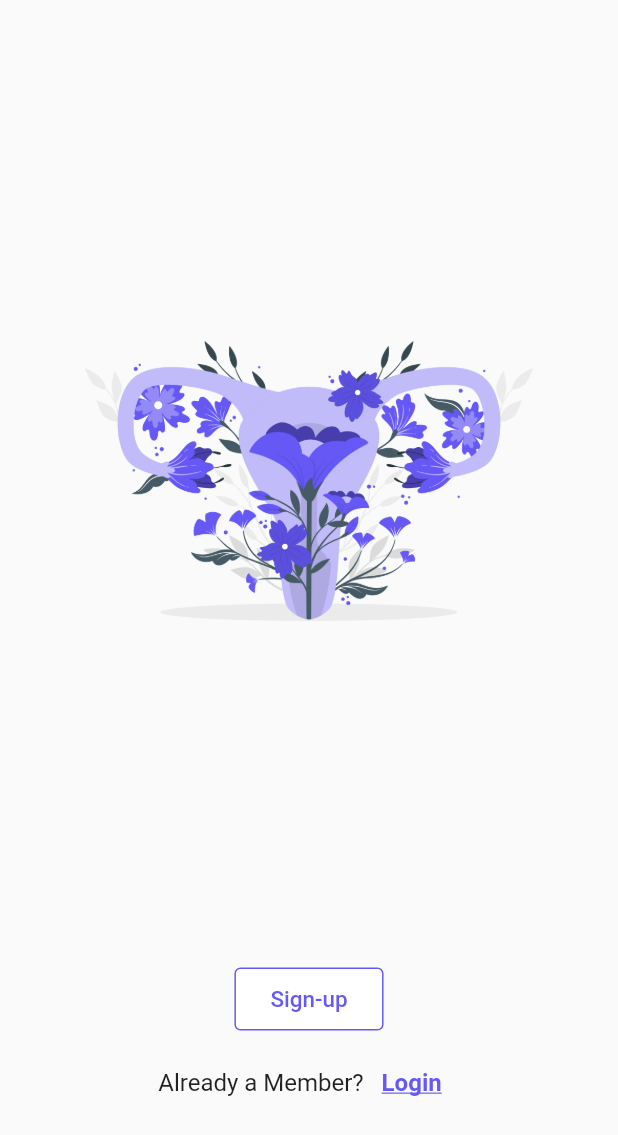
After one commit to ReshamPatkar/womenopedia1, a Flutter app: the screen it shows after launch, after a tap on "WOMEN-O-PEDIA", on a phone screen of 412 x 824 dp. The commit adds this screen. Shown: the top 1135 px of the screen. Run offline on Flutter 3.47's test engine with Material 2 defaults, Android fonts, the phone set to English and light mode, and no system bars; our stand-ins replace flutter_spinkit.

Commit message:
Logo Screen Added

```diff
--- a/lib/Screens/login_screen.dart
+++ b/lib/Screens/login_screen.dart
@@ -8,6 +8,7 @@ import 'package:womenopedia1/Widgets/button_tile.dart';
 import 'package:womenopedia1/Widgets/button_tile2.dart';
 
 import '../palette.dart';
+import 'logo_screen.dart';
 // import 'home_screen.dart';
 
 class LoginScreen extends StatefulWidget {
@@ -36,7 +37,11 @@ class _LoginScreenState extends State<LoginScreen> {
             child: Column(
       crossAxisAlignment: CrossAxisAlignment.stretch,
       children: [
-        Padding(
+        FlatButton(
+          onPressed: () {
+            Navigator.pushNamed(context, LogoScreen.id);
+          },
+          child: Padding(
             padding: const EdgeInsets.only(
               left: 16.0,
               right: 32.0,
@@ -72,6 +77,7 @@ class _LoginScreenState extends State<LoginScreen> {
                     )
                   ],
                 )),
+          ),
         ),
         Padding(
           padding: const EdgeInsets.all(16.0),
@@ -194,7 +200,9 @@ class _LoginScreenState extends State<LoginScreen> {
                       children: [
                         Text(
                           'No Account?',
-                          style: TextStyle(),
+                          style: TextStyle(
+                            fontSize: 16,
+                          ),
                         ),
                         TextButton(
                           onPressed: () {
--- /dev/null
+++ b/lib/Screens/logo_screen.dart
@@ -0,0 +1,72 @@
+import 'package:womenopedia1/Screens/login_screen.dart';
+
+import '';
+import 'package:flutter/cupertino.dart';
+import 'package:flutter/material.dart';
+import 'package:womenopedia1/Widgets/button_tile2.dart';
+import '../palette.dart';
+// import 'home_screen.dart';
+
+class LogoScreen extends StatefulWidget {
+  static String id = 'Logo Screen';
+  const LogoScreen({Key? key}) : super(key: key);
+
+  @override
+  _LogoScreenState createState() => _LogoScreenState();
+}
+
+class _LogoScreenState extends State<LogoScreen> {
+  @override
+  Widget build(BuildContext context) {
+    return Scaffold(
+      body: Column(
+        crossAxisAlignment: CrossAxisAlignment.center,
+        mainAxisAlignment: MainAxisAlignment.spaceEvenly,
+        children: [
+          Padding(
+            padding: const EdgeInsets.symmetric(vertical: 64.0),
+            child: Image(
+              image: AssetImage(
+                'images/logoprovisional.png',
+              ),
+              width: 350,
+              height: 350,
+            ),
+          ),
+          Column(
+            children: [
+              ButtonTile2(onPress: () {}, text: 'Sign-up'),
+              Align(
+                alignment: AlignmentDirectional.bottomCenter,
+                child: Row(
+                  mainAxisAlignment: MainAxisAlignment.center,
+                  children: [
+                    Text(
+                      'Already a Member?',
+                      style: TextStyle(
+                        fontSize: 16,
+                      ),
+                    ),
+                    TextButton(
+                      onPressed: () {
+                        Navigator.pushNamed(context, LoginScreen.id);
+                      },
+                      child: Text(
+                        'Login',
+                        style: TextStyle(
+                            decoration: TextDecoration.underline,
+                            fontSize: 16,
+                            fontWeight: FontWeight.bold,
+                            color: kPrimaryColor),
+                      ),
+                    )
+                  ],
+                ),
+              ),
+            ],
+          )
+        ],
+      ),
+    );
+  }
+}
--- a/lib/Screens/welcome_screen.dart
+++ /dev/null
@@ -1 +0,0 @@
-import '';
--- a/lib/main.dart
+++ b/lib/main.dart
@@ -1,4 +1,5 @@
 import 'package:flutter/material.dart';
+import 'package:womenopedia1/Screens/logo_screen.dart';
 
 import 'Screens/login_screen.dart';
 import 'Screens/splash_screen.dart';
@@ -18,6 +19,7 @@ class MyApp extends StatelessWidget {
       routes: {
         LoginScreen.id: (context) => LoginScreen(),
         SplashScreen.id: (context) => SplashScreen(),
+        LogoScreen.id: (context) => LogoScreen(),
       },
     );
   }
```
Lines whose indentation alone changed are shown as unchanged.
